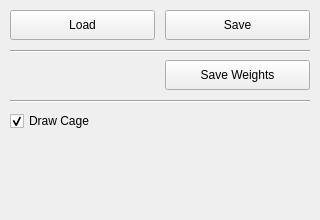
Above: GUI/cagePanel.ui from cordafab/Cagelab before the change. Below: the same form after it.
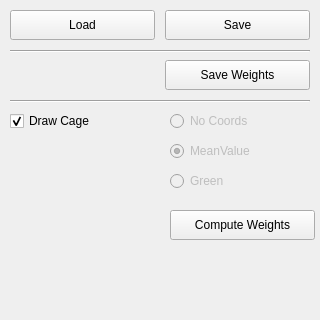
That is the form after the change.

Commit message: You can now switch between cage coords! wow!

Diff of the .ui file:
```diff
--- a/GUI/cagePanel.ui
+++ b/GUI/cagePanel.ui
@@ -7,19 +7,19 @@
     <x>0</x>
     <y>0</y>
     <width>320</width>
-    <height>220</height>
+    <height>320</height>
    </rect>
   </property>
   <property name="minimumSize">
    <size>
     <width>320</width>
-    <height>220</height>
+    <height>320</height>
    </size>
   </property>
   <property name="maximumSize">
    <size>
     <width>320</width>
-    <height>220</height>
+    <height>320</height>
    </size>
   </property>
   <property name="windowTitle">
@@ -107,6 +107,70 @@
      <enum>Qt::Horizontal</enum>
     </property>
    </widget>
+   <widget class="QPushButton" name="computeWeights">
+    <property name="geometry">
+     <rect>
+      <x>170</x>
+      <y>210</y>
+      <width>145</width>
+      <height>30</height>
+     </rect>
+    </property>
+    <property name="text">
+     <string>Compute Weights</string>
+    </property>
+   </widget>
+   <widget class="QRadioButton" name="noCoordinates">
+    <property name="enabled">
+     <bool>false</bool>
+    </property>
+    <property name="geometry">
+     <rect>
+      <x>170</x>
+      <y>110</y>
+      <width>100</width>
+      <height>22</height>
+     </rect>
+    </property>
+    <property name="text">
+     <string>No Coords</string>
+    </property>
+   </widget>
+   <widget class="QRadioButton" name="mvcCoordinates">
+    <property name="enabled">
+     <bool>false</bool>
+    </property>
+    <property name="geometry">
+     <rect>
+      <x>170</x>
+      <y>140</y>
+      <width>100</width>
+      <height>22</height>
+     </rect>
+    </property>
+    <property name="text">
+     <string>MeanValue</string>
+    </property>
+    <property name="checked">
+     <bool>true</bool>
+    </property>
+   </widget>
+   <widget class="QRadioButton" name="greenCoordinates">
+    <property name="enabled">
+     <bool>false</bool>
+    </property>
+    <property name="geometry">
+     <rect>
+      <x>170</x>
+      <y>170</y>
+      <width>100</width>
+      <height>22</height>
+     </rect>
+    </property>
+    <property name="text">
+     <string>Green</string>
+    </property>
+   </widget>
   </widget>
  </widget>
  <resources/>
```
The commit also changes 13 other files.
